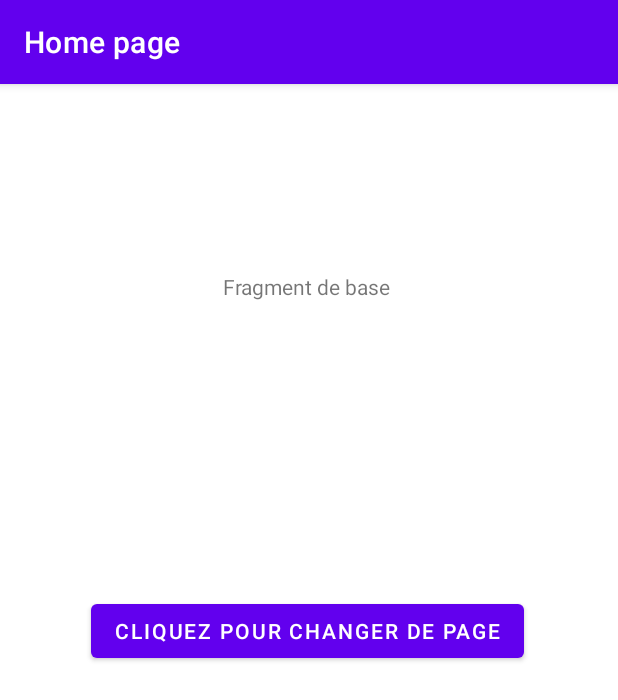
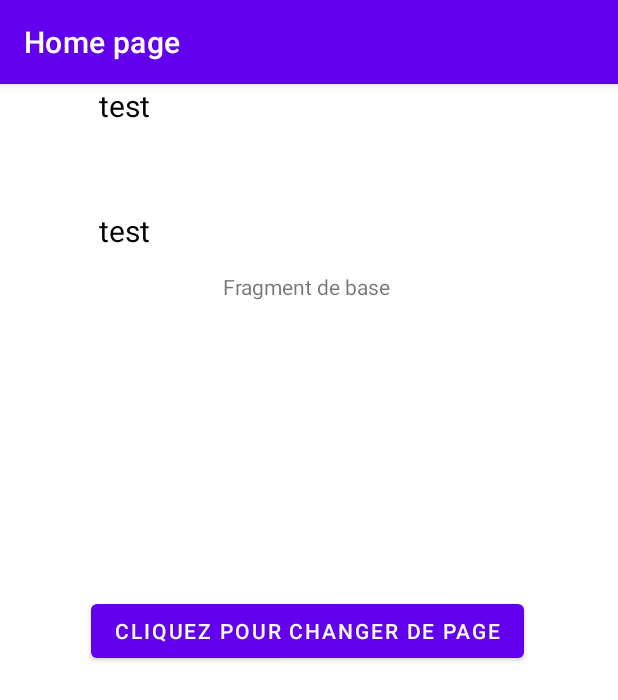
Before and after one commit to NassimBouziane/MyCountryApp, an Android app: the screen it shows after launch (MainActivity), on a phone screen of 412 x 824 dp. Shown: the top 700 px of the screen. Run offline under Robolectric (Android 15) with nearby library versions, the phone set to English and light mode, and no system bars; our stand-ins replace navigation-ui; libraries missing offline, so code that uses them is left out: com.github.kittinunf.fuel, com.github.kittinunf.result; 2 statements that could not run were skipped.

Commit message:
[Recycler View] wip for recycler view, now working with hardcoded data

```diff
--- a/app/build.gradle
+++ b/app/build.gradle
@@ -1,6 +1,8 @@
 plugins {
     id 'com.android.application'
     id 'org.jetbrains.kotlin.android'
+    id 'kotlin-android'
+    id 'kotlin-android-extensions'
 }
 
 android {
@@ -54,5 +56,7 @@ dependencies {
 
 
     implementation 'com.google.code.gson:gson:2.8.5'
+    implementation 'androidx.recyclerview:recyclerview:1.1.0'
+
 
 }
--- a/app/src/main/java/com/example/kotlin101/MainActivity.kt
+++ b/app/src/main/java/com/example/kotlin101/MainActivity.kt
@@ -1,12 +1,17 @@
 package com.example.kotlin101
 
+import android.content.Context
 import androidx.appcompat.app.AppCompatActivity
 import android.os.Bundle
-import androidx.lifecycle.ViewModel
-import androidx.lifecycle.ViewModelProvider
+import android.util.AttributeSet
+import android.view.View
+import androidx.core.view.isEmpty
 import androidx.navigation.NavController
 import androidx.navigation.fragment.NavHostFragment
 import androidx.navigation.ui.setupActionBarWithNavController
+import androidx.recyclerview.widget.LinearLayoutManager
+import com.example.kotlin101.Countries.Name
+import kotlinx.android.synthetic.main.activity_main.*
 
 class MainActivity : AppCompatActivity() {
     private lateinit var navController: NavController
@@ -20,10 +25,16 @@ class MainActivity : AppCompatActivity() {
      //val mainActivityViewModel = ViewModelProvider(this).get(MainViewModel::class.java)
      //mainActivityViewModel.test()
      setupActionBarWithNavController(navController)
-        // pour rajouter le nom dans la barre en haut
+
 
  }
 
+    override fun onCreateView(name: String, context: Context, attrs: AttributeSet): View? {
+        return super.onCreateView(name, context, attrs)
+
+
+
+    }
     override fun onSupportNavigateUp(): Boolean {
         return navController.navigateUp() || super.onSupportNavigateUp()
     }
--- /dev/null
+++ b/app/src/main/java/com/example/kotlin101/RecyclerAdapter.kt
@@ -0,0 +1,45 @@
+
+
+package com.example.kotlin101
+
+import android.view.LayoutInflater
+import android.view.View
+import android.view.ViewGroup
+import android.widget.ImageView
+import android.widget.TextView
+import androidx.recyclerview.widget.RecyclerView
+import com.example.kotlin101.Countries.Name
+//private var continents: List<String>, private var image:List<Int>
+class RecyclerAdapter(private var name: List<String>) :RecyclerView.Adapter<RecyclerAdapter.ViewHolder>(){
+    inner class ViewHolder(itemView: View): RecyclerView.ViewHolder(itemView) {
+        val country_name: TextView = itemView.findViewById(R.id.country_name)
+        val country_contient: TextView = itemView.findViewById(R.id.country_continent)
+        val country_image: ImageView = itemView.findViewById(R.id.country_image)
+
+        init {
+            itemView.setOnClickListener{
+                println("teststest")
+
+            }
+        }
+
+    }
+
+    override fun onCreateViewHolder(parent: ViewGroup, viewType: Int): ViewHolder {
+
+        val v = LayoutInflater.from(parent.context).inflate(R.layout.recycler_view_item,parent,false)
+        return ViewHolder(v)
+    }
+
+    override fun getItemCount(): Int {
+                return name.size
+    }
+
+    override fun onBindViewHolder(holder: ViewHolder, position: Int) {
+
+        holder.country_name.text = name[position].toString()
+        //holder.country_contient.text = continents[position]
+        //holder.country_image.setImageResource(image[position])
+    }
+
+}
--- a/app/src/main/java/com/example/kotlin101/home_Fragment.kt
+++ b/app/src/main/java/com/example/kotlin101/home_Fragment.kt
@@ -7,9 +7,16 @@ import android.view.View
 import android.view.ViewGroup
 import android.widget.Button
 import androidx.core.os.bundleOf
+import androidx.core.view.isEmpty
 import androidx.lifecycle.ViewModelProvider
 import androidx.lifecycle.viewModelScope
 import androidx.navigation.fragment.findNavController
+import androidx.recyclerview.widget.LinearLayoutManager
+import androidx.recyclerview.widget.RecyclerView
+import androidx.recyclerview.widget.RecyclerView.LayoutManager
+import com.example.kotlin101.Countries.Name
+import kotlinx.android.synthetic.main.activity_main.*
+import kotlinx.android.synthetic.main.fragment_home.*
 import kotlinx.coroutines.flow.collect
 import kotlin.concurrent.thread
 
@@ -27,6 +34,8 @@ class home_Fragment : Fragment() {
     // TODO: Rename and change types of parameters
     private var param1: String? = null
     private var param2: String? = null
+    private lateinit var adapter: RecyclerAdapter
+    private lateinit var recyclerView: RecyclerView
 
 
     override fun onCreate(savedInstanceState: Bundle?) {
@@ -57,6 +66,12 @@ class home_Fragment : Fragment() {
                 Thread.sleep(100)
             println(mainActivityViewModel.responseState.value[0].name)
         }
+         recyclerView = view.findViewById(R.id.reclyclerView)
+        recyclerView.layoutManager = LinearLayoutManager(context)
+        recyclerView.setHasFixedSize(true)
+        var nom: List<String> = listOf("test","test")
+        adapter = RecyclerAdapter(nom)
+        recyclerView.adapter = adapter
 
         button.setOnClickListener{
             findNavController().navigate(R.id.action_home_Fragment_to_onclick_fragment , bundle)
--- a/app/src/main/res/layout/activity_main.xml
+++ b/app/src/main/res/layout/activity_main.xml
@@ -5,6 +5,8 @@
     android:layout_width="match_parent"
     android:layout_height="match_parent"
     tools:context=".MainActivity">
+
+
 
     <androidx.fragment.app.FragmentContainerView
         android:id="@+id/fragment"
--- a/app/src/main/res/layout/fragment_home.xml
+++ b/app/src/main/res/layout/fragment_home.xml
@@ -7,6 +7,12 @@
     tools:context=".home_Fragment">
     <!-- TODO: Update blank fragment layout -->
 
+    <androidx.recyclerview.widget.RecyclerView
+        android:id="@+id/reclyclerView"
+        android:layout_width="match_parent"
+        android:layout_height="match_parent"
+        tools:itemCount="17"
+        tools:listitem="@layout/recycler_view_item" />
     <TextView
         android:layout_width="wrap_content"
         android:layout_height="wrap_content"
@@ -17,6 +23,7 @@
         app:layout_constraintStart_toStartOf="parent"
         app:layout_constraintTop_toTopOf="parent"
         app:layout_constraintVertical_bias="0.225" />
+
 
     <Button
         android:id="@+id/button"
--- /dev/null
+++ b/app/src/main/res/layout/recycler_view_item.xml
@@ -0,0 +1,46 @@
+<?xml version="1.0" encoding="utf-8"?>
+<androidx.constraintlayout.widget.ConstraintLayout xmlns:android="http://schemas.android.com/apk/res/android"
+    xmlns:app="http://schemas.android.com/apk/res-auto"
+    xmlns:tools="http://schemas.android.com/tools"
+    android:layout_width="match_parent"
+    android:layout_height="80dp"
+    android:layout_marginBottom="3dp"
+    android:id="@+id/countries_layout">
+
+    <ImageView
+        android:id="@+id/country_image"
+        android:layout_width="50dp"
+        android:layout_height="50dp"
+        tools:src="@tools:sample/avatars"
+        app:layout_constraintStart_toStartOf="parent"
+        android:layout_marginStart="8dp"
+        app:layout_constraintTop_toTopOf="parent"
+        android:layout_marginTop="8dp" />
+
+    <TextView
+        android:id="@+id/country_name"
+        android:layout_width="wrap_content"
+        android:layout_height="wrap_content"
+        tools:text="@tools:sample/full_names"
+        android:textSize="20sp"
+        android:textColor="@android:color/black"
+        app:layout_constraintTop_toTopOf="@+id/country_image"
+        app:layout_constraintStart_toEndOf="@+id/country_image"
+        android:layout_marginStart="8dp"
+        android:layout_marginBottom="8dp"
+        app:layout_constraintBottom_toTopOf="@+id/country_continent" />
+
+    <TextView
+        android:id="@+id/country_continent"
+        android:layout_width="300dp"
+        android:layout_height="30dp"
+        android:layout_marginStart="8dp"
+        android:layout_marginEnd="44dp"
+        app:layout_constraintBottom_toBottomOf="@+id/country_image"
+        app:layout_constraintEnd_toEndOf="parent"
+        app:layout_constraintHorizontal_bias="0.050"
+        app:layout_constraintStart_toEndOf="@+id/country_image"
+        tools:text="@tools:sample/lorem[4:4]" />
+
+
+</androidx.constraintlayout.widget.ConstraintLayout>
```
Lines whose indentation alone changed are shown as unchanged.
